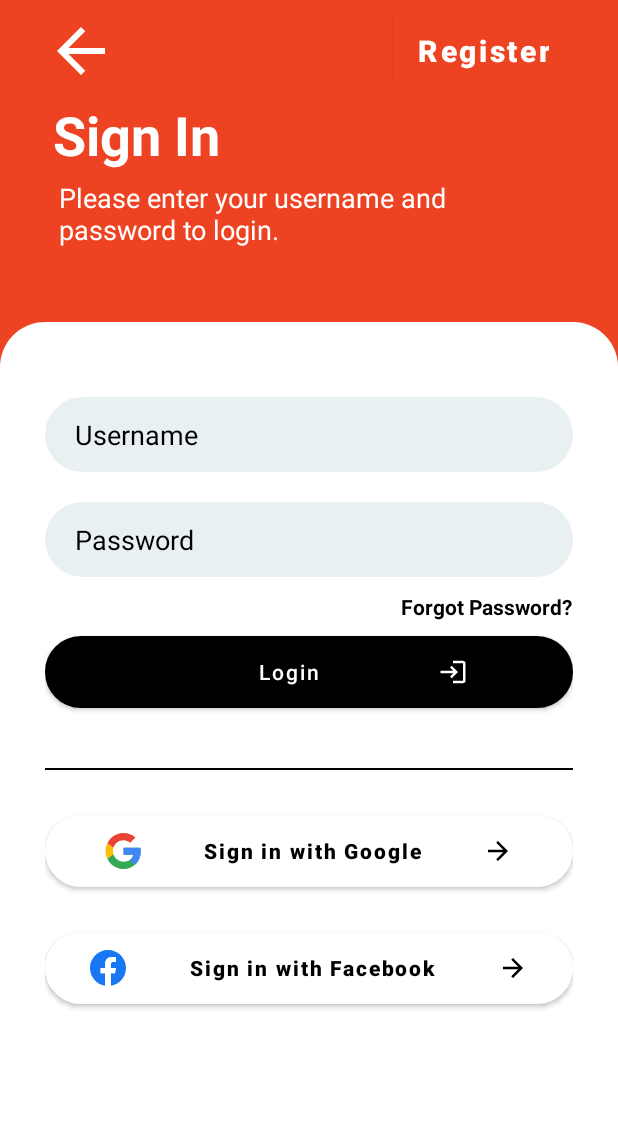
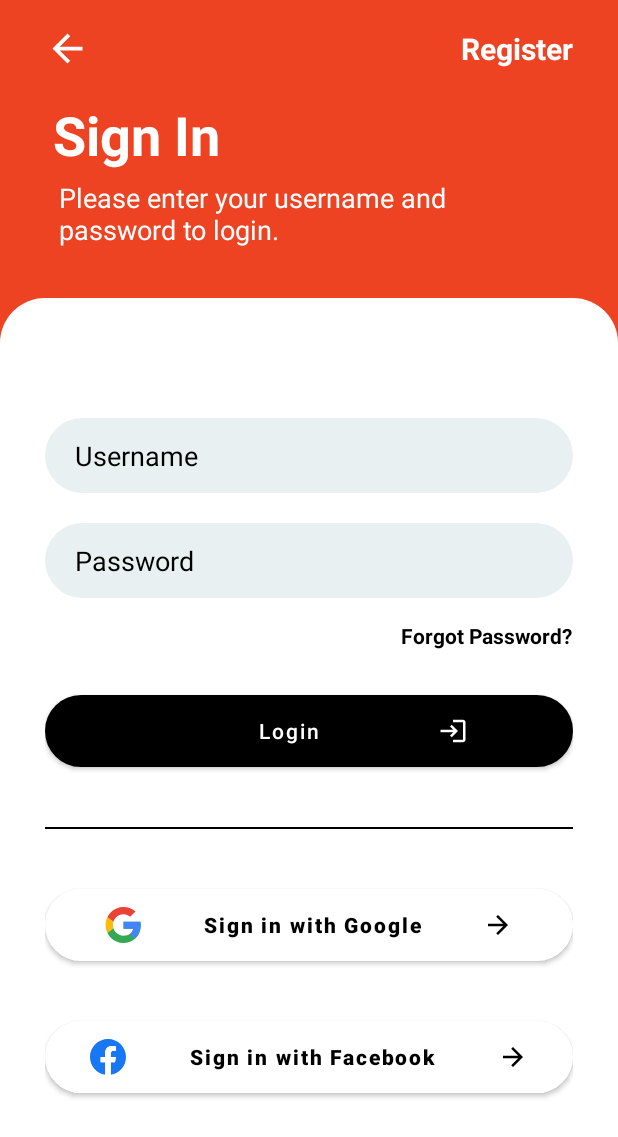
Before and after one commit to Codigo-Plataforma/CodigoPlataformaV2App, an Android app: the screen it shows after launch (LoginPage), on a phone screen of 412 x 824 dp. Shown: the top 1137 px of the screen. Run offline under Robolectric (Android 15) with nearby library versions, the phone set to English and light mode, and no system bars.

Commit message:
Modified the login page

```diff
--- a/app/src/main/java/com/example/codigoplataformav2/LoginPage.java
+++ b/app/src/main/java/com/example/codigoplataformav2/LoginPage.java
@@ -20,7 +20,6 @@ public class LoginPage extends AppCompatActivity {
         setContentView(R.layout.activity_login_page);
 
         back = findViewById(R.id.backButton);
-        register = findViewById(R.id.RegisterButton);
 
         username = findViewById(R.id.Username);
         password = findViewById(R.id.Password);
--- a/app/src/main/res/drawable/ic_baseline_arrow_back_24.xml
+++ b/app/src/main/res/drawable/ic_baseline_arrow_back_24.xml
@@ -1,5 +1,5 @@
-<vector android:autoMirrored="true" android:height="10dp"
+<vector android:autoMirrored="true" android:height="5dp"
     android:tint="#FFFFFF" android:viewportHeight="24"
-    android:viewportWidth="24" android:width="10dp" xmlns:android="http://schemas.android.com/apk/res/android">
+    android:viewportWidth="24" android:width="5dp" xmlns:android="http://schemas.android.com/apk/res/android">
     <path android:fillColor="@android:color/white" android:pathData="M20,11H7.83l5.59,-5.59L12,4l-8,8 8,8 1.41,-1.41L7.83,13H20v-2z"/>
 </vector>
--- a/app/src/main/res/drawable/loginbutton.xml
+++ b/app/src/main/res/drawable/loginbutton.xml
@@ -12,4 +12,5 @@
     <padding
         android:top="7dp"
         android:bottom="7dp"/>
+    <stroke android:width="5px" android:color="#000000" />
 </shape>
--- a/app/src/main/res/layout/activity_login_page.xml
+++ b/app/src/main/res/layout/activity_login_page.xml
@@ -1,21 +1,26 @@
 <?xml version="1.0" encoding="utf-8"?>
-<LinearLayout xmlns:android="http://schemas.android.com/apk/res/android"
+<ScrollView xmlns:android="http://schemas.android.com/apk/res/android"
     xmlns:app="http://schemas.android.com/apk/res-auto"
     xmlns:tools="http://schemas.android.com/tools"
     android:layout_width="match_parent"
     android:layout_height="match_parent"
+    android:fillViewport="true"
+    android:id="@+id/loginPage"
+    tools:context=".LoginPage">
+
+
+    <LinearLayout
+        android:layout_width="match_parent"
+        android:layout_height="match_parent"
         android:orientation="vertical"
-    android:id="@+id/loginPage"
-    android:background="@drawable/loginlinearlayout1"
-    tools:context=".LoginPage"
-    android:weightSum="1">
-
+        android:weightSum="1"
+        android:background="@drawable/loginlinearlayout1">
 
         <LinearLayout
             android:id="@+id/loginLinear1"
             android:layout_width="match_parent"
-        android:layout_height="188dp"
-        android:layout_weight="0.15"
+            android:layout_height="wrap_content"
+            android:layout_weight="0.25"
             android:background="@drawable/loginlinearlayout1"
             android:orientation="vertical"
             android:paddingLeft="30dp"
@@ -28,9 +33,10 @@
                 android:layout_gravity="center">
 
                 <ImageButton
+                    android:layout_gravity="center"
                     android:id="@+id/backButton"
-                android:layout_width="48dp"
-                android:layout_height="48dp"
+                    android:layout_width="30dp"
+                    android:layout_height="30dp"
                     android:background="@drawable/ic_baseline_arrow_back_24"
                     android:contentDescription="back" />
 
@@ -40,17 +46,16 @@
                     android:layout_weight="1"
                     android:background="@color/orange" />
 
-            <Button
-
+                <TextView
                     android:id="@+id/RegisterButton"
                     android:layout_width="wrap_content"
-                android:layout_height="48dp"
-                android:background="@color/orange"
+                    android:layout_height="match_parent"
+                    android:gravity="center"
+                    android:textColor="@color/white"
                     android:text="Register"
-                android:textAllCaps="false"
                     android:textSize="20sp"
                     android:textStyle="bold"
-                app:backgroundTint="@color/orange" />
+                    />
 
             </LinearLayout>
 
@@ -79,12 +84,13 @@
             android:id="@+id/loginLinear2"
             android:layout_width="match_parent"
             android:layout_height="wrap_content"
-        android:layout_weight="0.85"
+            android:layout_weight="0.75"
             android:background="@drawable/loginlinearlayout2"
             android:orientation="vertical"
             android:paddingLeft="30dp"
-        android:paddingTop="50dp"
-        android:paddingRight="30dp">
+            android:paddingTop="80dp"
+            android:paddingRight="30dp"
+            android:paddingBottom="10dp">
 
 
             <EditText
@@ -99,12 +105,12 @@
 
             <EditText
                 android:id="@+id/Password"
-            android:inputType="textPassword"
                 android:layout_width="match_parent"
                 android:layout_height="wrap_content"
                 android:layout_marginTop="20dp"
                 android:background="@drawable/edittextshape"
                 android:hint="Password"
+                android:inputType="textPassword"
                 android:paddingLeft="20dp"
                 android:textColorHint="@color/black" />
 
@@ -112,8 +118,8 @@
                 android:layout_width="wrap_content"
                 android:layout_height="wrap_content"
                 android:layout_gravity="right"
-            android:layout_marginTop="10dp"
-            android:layout_marginBottom="10dp"
+                android:layout_marginTop="15dp"
+                android:layout_marginBottom="30dp"
                 android:text="Forgot Password?"
                 android:textColor="@color/black"
 
@@ -124,62 +130,61 @@
                 android:layout_width="match_parent"
                 android:layout_height="wrap_content"
                 android:layout_gravity="center"
-            android:text="Login"
+                android:layout_marginBottom="30dp"
+                android:background="@drawable/loginbutton"
+                android:drawableRight="@drawable/ic_baseline_login_24"
                 android:paddingLeft="70dp"
                 android:paddingRight="70dp"
-            app:backgroundTint="@color/black"
-            android:background="@drawable/loginbutton"
-            android:layout_marginBottom="30dp"
+                android:text="Login"
                 android:textAllCaps="false"
 
-            android:drawableRight="@drawable/ic_baseline_login_24"
-            />
+                app:backgroundTint="@color/black" />
+
             <View
                 android:layout_width="match_parent"
                 android:layout_height="1dp"
-            android:background="@color/black"
                 android:layout_marginTop="10dp"
-            />
+                android:background="@color/black" />
 
             <Button
                 android:id="@+id/LoginGoogle"
-            android:layout_marginTop="30dp"
                 android:layout_width="match_parent"
                 android:layout_height="wrap_content"
                 android:layout_gravity="center"
+                android:layout_marginTop="40dp"
+                android:layout_marginBottom="20dp"
+                android:background="@drawable/loginbutton"
+                android:drawableLeft="@drawable/google_icon"
+                android:drawableRight="@drawable/ic_baseline_arrow_forward_24"
+                android:paddingLeft="40dp"
                 android:paddingRight="40dp"
-            android:paddingLeft="40dp"
+                android:text="Sign in with Google"
+                android:textAllCaps="false"
+                android:textColor="@color/black"
                 android:textStyle="bold"
-            android:textColor="@color/black"
-            android:text="Sign in with Google"
-            android:drawableLeft="@drawable/google_icon"
-            app:backgroundTint="@color/white"
-            android:background="@drawable/loginbutton"
-            android:layout_marginBottom="30dp"
-            android:textAllCaps="false"
-            android:drawableRight="@drawable/ic_baseline_arrow_forward_24"/>
+                app:backgroundTint="@color/white" />
 
 
             <Button
                 android:id="@+id/LoginFacebook"
-
                 android:layout_width="match_parent"
                 android:layout_height="wrap_content"
                 android:layout_gravity="center"
-            android:textStyle="bold"
-            android:textColor="@color/black"
-            android:text="Sign in with Facebook"
+                android:background="@drawable/loginbutton"
+                android:drawableLeft="@drawable/facebook_logo"
+                android:drawableRight="@drawable/ic_baseline_arrow_forward_24"
                 android:paddingLeft="30dp"
                 android:paddingRight="30dp"
-            app:backgroundTint="@color/white"
-            android:background="@drawable/loginbutton"
+                android:layout_marginTop="20dp"
+                android:text="Sign in with Facebook"
                 android:textAllCaps="false"
-
-            android:drawableLeft="@drawable/facebook_logo"
-            android:drawableRight="@drawable/ic_baseline_arrow_forward_24"/>
-
+                android:textColor="@color/black"
+                android:layout_marginBottom="10dp"
+                android:textStyle="bold"
+                app:backgroundTint="@color/white" />
 
 
         </LinearLayout>
+    </LinearLayout>
 
-</LinearLayout>
+</ScrollView>
--- a/app/src/main/res/values-night/themes.xml
+++ b/app/src/main/res/values-night/themes.xml
@@ -4,7 +4,7 @@
         <!-- Primary brand color. -->
         <item name="colorPrimary">@color/purple_200</item>
         <item name="colorPrimaryVariant">@color/purple_700</item>
-        <item name="colorOnPrimary">@color/black</item>
+        <item name="colorOnPrimary">@color/white</item>
         <!-- Secondary brand color. -->
         <item name="colorSecondary">@color/teal_200</item>
         <item name="colorSecondaryVariant">@color/teal_200</item>
```
Lines whose indentation alone changed are shown as unchanged.
